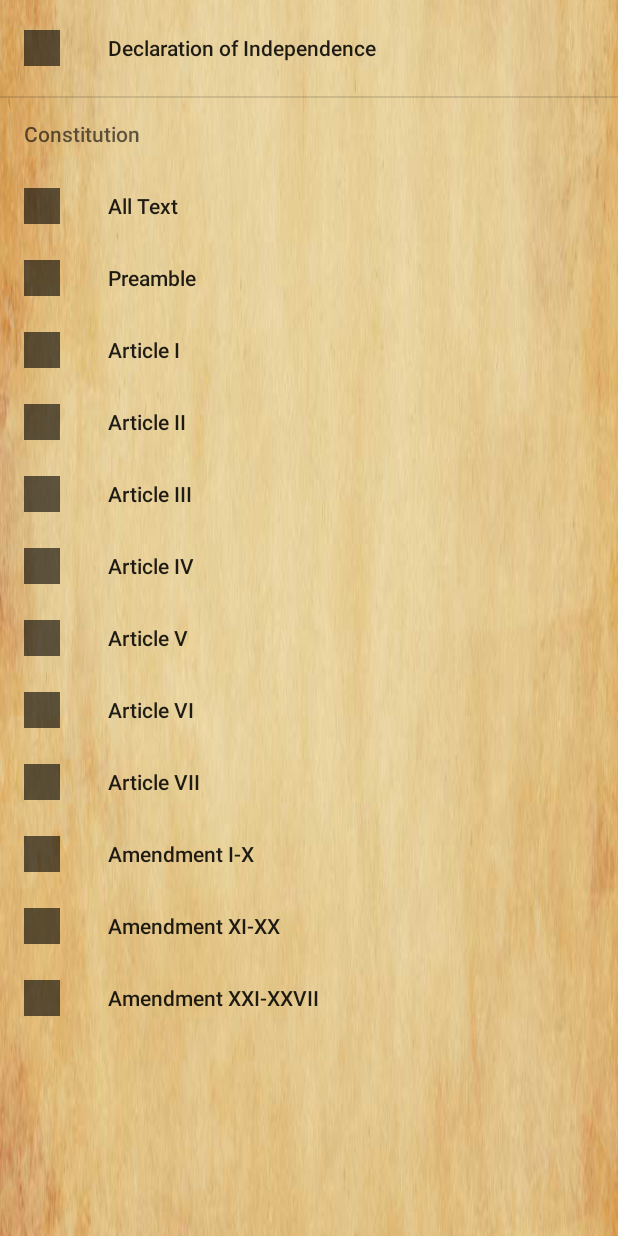
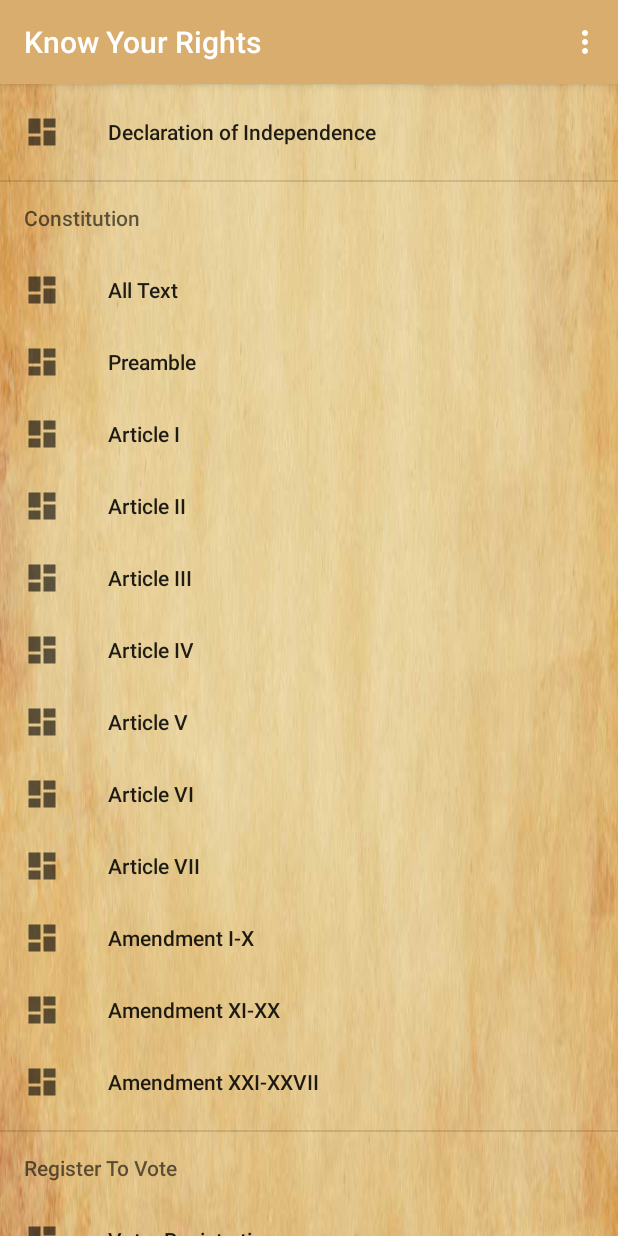
Before and after one commit to JamesHarley/knowyourrights, an Android app: the screen it shows after launch (MainActivity), on a phone screen of 412 x 824 dp. Run offline under Robolectric (Android 15) with nearby library versions, the phone set to English and light mode, and no system bars.

Commit message:
Voter registration added

```diff
--- a/app/src/main/java/com/example/sundr/know_your_rights/MainActivity.java
+++ b/app/src/main/java/com/example/sundr/know_your_rights/MainActivity.java
@@ -26,6 +26,9 @@ import android.content.Intent;
 public class MainActivity extends AppCompatActivity  implements NavigationView.OnNavigationItemSelectedListener {
     int once = 0;
     private TextView mTextMessage;
+    private Intent registerIntent;
+
+
     private BottomNavigationView.OnNavigationItemSelectedListener mOnNavigationItemSelectedListener
             = new BottomNavigationView.OnNavigationItemSelectedListener() {
 
@@ -49,11 +52,16 @@ public class MainActivity extends AppCompatActivity  implements NavigationView.O
     };
     @Override
     protected void onCreate(Bundle savedInstanceState) {
+        registerIntent = new Intent(this, RegisterVote.class);
         super.onCreate(savedInstanceState);
         setContentView(R.layout.index);
+        Toolbar toolbar = (Toolbar) findViewById(R.id.toolbar);
+        setSupportActionBar(toolbar);
         //TODO Create a onclickeneventlistenter method for all buttons and load from xml
         NavigationView navigationView = (NavigationView) findViewById(R.id.nav_view);
         navigationView.setNavigationItemSelectedListener(this);
+
+
     }
 
     @Override
@@ -108,14 +116,19 @@ public class MainActivity extends AppCompatActivity  implements NavigationView.O
     }
     public boolean onNavigationItemSelected(MenuItem item) {
         // Handle navigation view item clicks here.
+
         setContentView(R.layout.activity_main);
         TextView maintext = (TextView)findViewById(R.id.alltext);
+        Toolbar toolbar = (Toolbar) findViewById(R.id.toolbar);
+        setSupportActionBar(toolbar);
         int id = item.getItemId();
+        if (id == R.id.register_vote) {
+            startActivity(registerIntent);
 
+            return true;
+        }
         if (id == R.id.decl) {
             maintext.setText(Html.fromHtml(getString(R.string.declaration)));
-
-
         }else if (id == R.id.alltext) {
             maintext.setText(Html.fromHtml(getString(R.string.all_text)));
         } else if (id == R.id.preamble) {
--- /dev/null
+++ b/app/src/main/res/layout/content_index.xml
@@ -0,0 +1,18 @@
+<?xml version="1.0" encoding="utf-8"?>
+<android.support.constraint.ConstraintLayout xmlns:android="http://schemas.android.com/apk/res/android"
+    xmlns:app="http://schemas.android.com/apk/res-auto"
+    xmlns:tools="http://schemas.android.com/tools"
+    android:layout_width="match_parent"
+    android:layout_height="match_parent"
+    app:layout_behavior="@string/appbar_scrolling_view_behavior"
+    tools:context=".RegisterVote"
+    tools:showIn="@layout/activity_register_vote">
+
+    <android.support.design.widget.NavigationView
+        android:id="@+id/nav_view"
+        android:layout_width="match_parent"
+        android:layout_height="match_parent"
+        android:layout_gravity="start"
+        android:fitsSystemWindows="true"
+        app:menu="@menu/activity_main_drawer" />
+</android.support.constraint.ConstraintLayout>
--- a/app/src/main/res/layout/index.xml
+++ b/app/src/main/res/layout/index.xml
@@ -1,18 +1,27 @@
 <?xml version="1.0" encoding="utf-8"?>
-<android.support.constraint.ConstraintLayout xmlns:android="http://schemas.android.com/apk/res/android"
-    xmlns:app="http://schemas.android.com/apk/res-auto"
-    xmlns:tools="http://schemas.android.com/tools"
-    android:id="@+id/container"
+<android.support.design.widget.CoordinatorLayout xmlns:android="http://schemas.android.com/apk/res/android"
+xmlns:app="http://schemas.android.com/apk/res-auto"
+xmlns:tools="http://schemas.android.com/tools"
+android:layout_width="match_parent"
+android:layout_height="match_parent"
+tools:context=".MainActivity">
+
+<android.support.design.widget.AppBarLayout
     android:layout_width="match_parent"
-    android:layout_height="match_parent"
-    tools:context=".MainActivity">
+    android:layout_height="wrap_content"
+    android:theme="@style/AppTheme.AppBarOverlay">
 
-    <android.support.design.widget.NavigationView
-        android:id="@+id/nav_view"
+    <android.support.v7.widget.Toolbar
+        android:id="@+id/toolbar"
         android:layout_width="match_parent"
-        android:layout_height="match_parent"
-        android:layout_gravity="start"
-        android:fitsSystemWindows="true"
-        app:menu="@menu/activity_main_drawer" />
+        android:layout_height="?attr/actionBarSize"
+        android:background="?attr/colorPrimary"
+        app:popupTheme="@style/AppTheme.PopupOverlay" />
 
-</android.support.constraint.ConstraintLayout>
+</android.support.design.widget.AppBarLayout>
+
+<include layout="@layout/content_index" />
+
+
+
+</android.support.design.widget.CoordinatorLayout>
--- a/app/src/main/res/menu/activity_main_drawer.xml
+++ b/app/src/main/res/menu/activity_main_drawer.xml
@@ -7,7 +7,7 @@
 
         <item
             android:id="@+id/decl"
-            android:icon="@drawable/flag"
+            android:icon="@drawable/ic_dashboard_black_24dp"
             android:title="Declaration of Independence"
             />
 
@@ -15,70 +15,79 @@
             <menu>
               <item
                     android:id="@+id/alltext"
-                    android:icon="@drawable/flag"
+                    android:icon="@drawable/ic_dashboard_black_24dp"
                     android:title="All Text"
                     />
                 <item
                     android:id="@+id/preamble"
-                    android:icon="@drawable/flag"
+                    android:icon="@drawable/ic_dashboard_black_24dp"
                     android:title="Preamble"
                     />
                 <item
                     android:id="@+id/art1"
-                    android:icon="@drawable/flag"
+                    android:icon="@drawable/ic_dashboard_black_24dp"
                     android:title="Article I"
                     />
                 <item
                     android:id="@+id/art2"
-                    android:icon="@drawable/flag"
+                    android:icon="@drawable/ic_dashboard_black_24dp"
                     android:title="Article II"
                     />
                 <item
                     android:id="@+id/art3"
-                    android:icon="@drawable/flag"
+                    android:icon="@drawable/ic_dashboard_black_24dp"
                     android:title="Article III"
                     />
 
                 <item
                     android:id="@+id/art4"
-                    android:icon="@drawable/flag"
+                    android:icon="@drawable/ic_dashboard_black_24dp"
                     android:title="Article IV"
                     />
 
                 <item
                     android:id="@+id/art5"
-                    android:icon="@drawable/flag"
+                    android:icon="@drawable/ic_dashboard_black_24dp"
                     android:title="Article V"
                     />
 
                 <item
                     android:id="@+id/art6"
-                    android:icon="@drawable/flag"
+                    android:icon="@drawable/ic_dashboard_black_24dp"
                     android:title="Article VI"
                     />
 
                 <item
                     android:id="@+id/art7"
-                    android:icon="@drawable/flag"
+                    android:icon="@drawable/ic_dashboard_black_24dp"
                     android:title="Article VII"
                     />
 
                 <item
                     android:id="@+id/amd1"
-                    android:icon="@drawable/flag"
+                    android:icon="@drawable/ic_dashboard_black_24dp"
                     android:title="Amendment I-X"
                     />
                 <item
                     android:id="@+id/amd2"
-                    android:icon="@drawable/flag"
+                    android:icon="@drawable/ic_dashboard_black_24dp"
                     android:title="Amendment XI-XX"
                     />
 
                 <item
                     android:id="@+id/amd3"
-                    android:icon="@drawable/flag"
+                    android:icon="@drawable/ic_dashboard_black_24dp"
                     android:title="Amendment XXI-XXVII"
                     />
+            </menu>
+        </item>
+        <item android:title="Register To Vote">
+            <menu>
+                <item
+                android:id="@+id/register_vote"
+                android:icon="@drawable/ic_dashboard_black_24dp"
+                android:title="Voter Registration"
+                />
             </menu>
         </item>
 
--- a/app/src/main/res/values/dimens.xml
+++ b/app/src/main/res/values/dimens.xml
@@ -1,3 +1,7 @@
 <resources>
+    <dimen name="activity_horizontal_margin">16dp</dimen>
+    <dimen name="activity_vertical_margin">16dp</dimen>
+    <dimen name="nav_header_vertical_spacing">8dp</dimen>
+    <dimen name="nav_header_height">176dp</dimen>
     <dimen name="fab_margin">16dp</dimen>
 </resources>
--- a/app/src/main/res/values/strings.xml
+++ b/app/src/main/res/values/strings.xml
@@ -4,4 +4,5 @@
     <string name="title_home">Home</string>
     <string name="title_dashboard">Dashboard</string>
     <string name="title_notifications">Notifications</string>
+    <string name="title_activity_register_vote">Register To Vote</string>
 </resources>
```
Also changed, not shown: app/src/main/AndroidManifest.xml (+11 -1 lines), app/src/main/java/com/example/sundr/know_your_rights/RegisterVote.java (added, +66 -0 lines), app/src/main/res/layout/activity_main.xml (+21 -3 lines), app/src/main/res/layout/activity_register_vote.xml (added, +27 -0 lines), app/src/main/res/layout/app_bar_main.xml (added, +18 -0 lines), app/src/main/res/layout/const_alltext.xml (+9 -0 lines), app/src/main/res/layout/content_register_vote.xml (added, +16 -0 lines).
